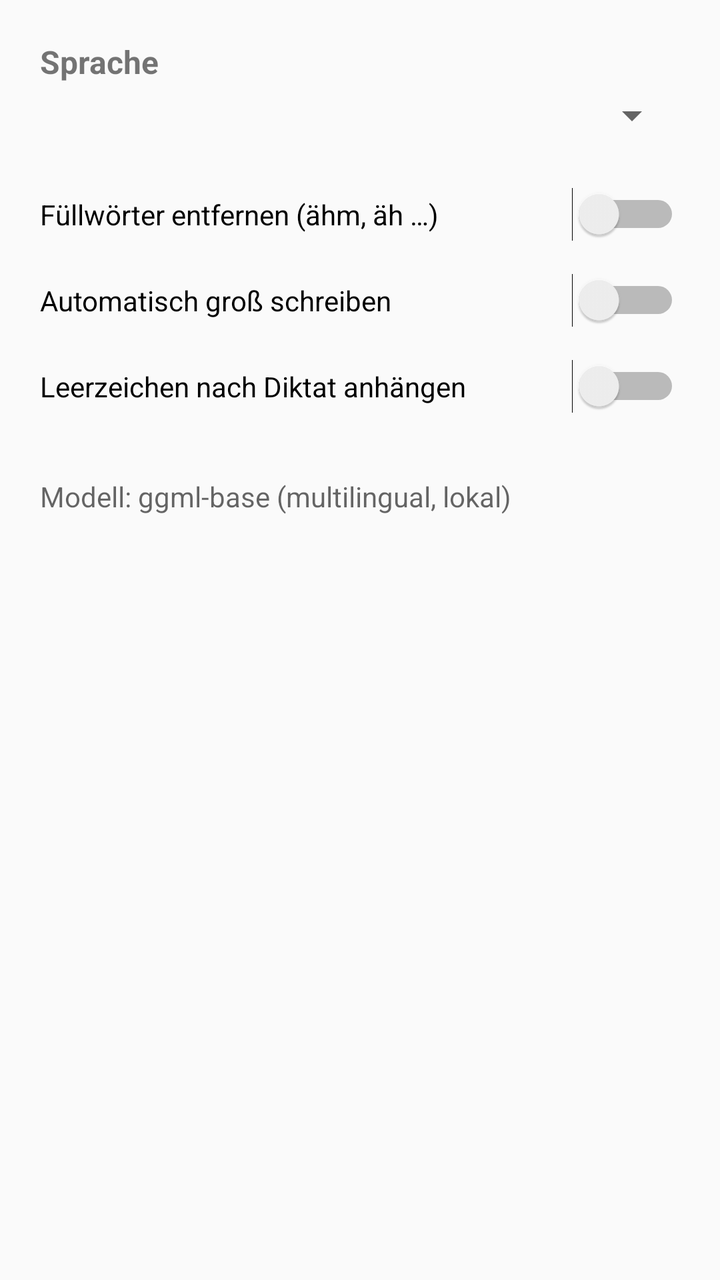
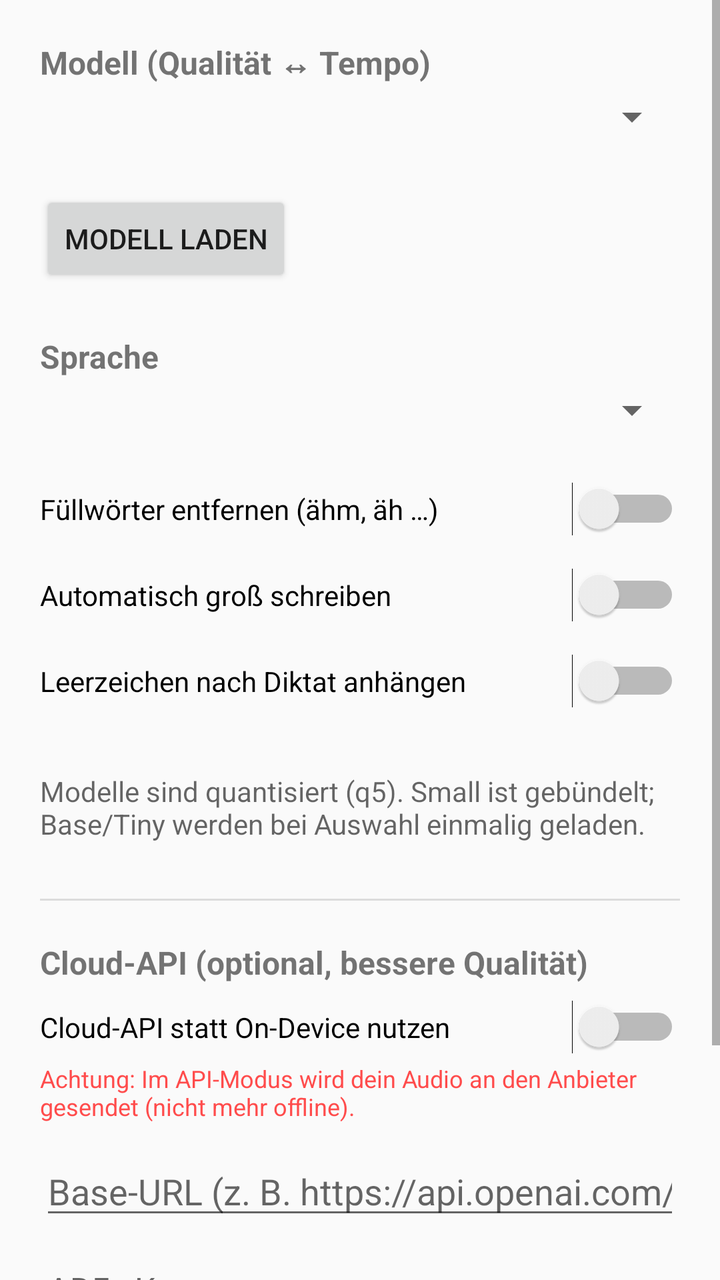

Two renders of the same Android screen: before a commit and after it. Below are the layout's source before the change and the commit's diff.
<!-- AndroidManifest.xml: application theme AppTheme -->
<!-- res/layout/activity_settings.xml -->
<?xml version="1.0" encoding="utf-8"?>
<ScrollView xmlns:android="http://schemas.android.com/apk/res/android"
    android:layout_width="match_parent"
    android:layout_height="match_parent">

    <LinearLayout
        android:layout_width="match_parent"
        android:layout_height="wrap_content"
        android:orientation="vertical"
        android:padding="20dp">

        <TextView
            android:layout_width="wrap_content"
            android:layout_height="wrap_content"
            android:text="@string/pref_language"
            android:textSize="16sp"
            android:textStyle="bold" />

        <Spinner
            android:id="@+id/spinner_language"
            android:layout_width="match_parent"
            android:layout_height="wrap_content"
            android:layout_marginTop="4dp" />

        <Switch
            android:id="@+id/switch_fillers"
            android:layout_width="match_parent"
            android:layout_height="wrap_content"
            android:layout_marginTop="24dp"
            android:text="@string/pref_remove_fillers" />

        <Switch
            android:id="@+id/switch_cap"
            android:layout_width="match_parent"
            android:layout_height="wrap_content"
            android:layout_marginTop="16dp"
            android:text="@string/pref_auto_cap" />

        <Switch
            android:id="@+id/switch_space"
            android:layout_width="match_parent"
            android:layout_height="wrap_content"
            android:layout_marginTop="16dp"
            android:text="@string/pref_trailing_space" />

        <TextView
            android:layout_width="match_parent"
            android:layout_height="wrap_content"
            android:layout_marginTop="32dp"
            android:text="@string/pref_model_info"
            android:textColor="?android:attr/textColorSecondary" />
    </LinearLayout>
</ScrollView>
<!-- resources referenced by this layout -->
<resources>
  <string name="pref_auto_cap">Automatisch groß schreiben</string>
  <string name="pref_language">Sprache</string>
  <string name="pref_model_info">Modell: ggml-base (multilingual, lokal)</string>
  <string name="pref_remove_fillers">Füllwörter entfernen (ähm, äh …)</string>
  <string name="pref_trailing_space">Leerzeichen nach Diktat anhängen</string>
  <style name="AppTheme" parent="@android:style/Theme.Material.Light.DarkActionBar">
          <item name="android:colorPrimary">@color/accent</item>
          <item name="android:colorAccent">@color/accent</item>
      </style>
  <color name="accent">#4C8DFF</color>
</resources>

<!-- the commit's change to res/layout/activity_settings.xml (unified diff, before → after) -->
@@ -12,6 +12,34 @@
         <TextView
             android:layout_width="wrap_content"
             android:layout_height="wrap_content"
+            android:text="@string/pref_model"
+            android:textSize="16sp"
+            android:textStyle="bold" />
+
+        <Spinner
+            android:id="@+id/spinner_model"
+            android:layout_width="match_parent"
+            android:layout_height="wrap_content"
+            android:layout_marginTop="4dp" />
+
+        <TextView
+            android:id="@+id/model_status"
+            android:layout_width="match_parent"
+            android:layout_height="wrap_content"
+            android:layout_marginTop="2dp"
+            android:textColor="?android:attr/textColorSecondary" />
+
+        <Button
+            android:id="@+id/btn_model_download"
+            android:layout_width="wrap_content"
+            android:layout_height="wrap_content"
+            android:layout_marginTop="4dp"
+            android:text="@string/model_download_btn" />
+
+        <TextView
+            android:layout_width="wrap_content"
+            android:layout_height="wrap_content"
+            android:layout_marginTop="24dp"
             android:text="@string/pref_language"
             android:textSize="16sp"
             android:textStyle="bold" />
@@ -49,5 +77,69 @@
             android:layout_marginTop="32dp"
             android:text="@string/pref_model_info"
             android:textColor="?android:attr/textColorSecondary" />
+
+        <View
+            android:layout_width="match_parent"
+            android:layout_height="1dp"
+            android:layout_marginTop="28dp"
+            android:background="?android:attr/listDivider" />
+
+        <TextView
+            android:layout_width="wrap_content"
+            android:layout_height="wrap_content"
+            android:layout_marginTop="20dp"
+            android:text="@string/pref_api_title"
+            android:textSize="16sp"
+            android:textStyle="bold" />
+
+        <Switch
+            android:id="@+id/switch_api"
+            android:layout_width="match_parent"
+            android:layout_height="wrap_content"
+            android:layout_marginTop="8dp"
+            android:text="@string/pref_api_enable" />
+
+        <TextView
+            android:layout_width="match_parent"
+            android:layout_height="wrap_content"
+            android:layout_marginTop="4dp"
+            android:text="@string/pref_api_privacy"
+            android:textColor="@color/recording"
+            android:textSize="12sp" />
+
+        <EditText
+            android:id="@+id/api_url"
+            android:layout_width="match_parent"
+            android:layout_height="wrap_content"
+            android:layout_marginTop="12dp"
+            android:hint="@string/pref_api_url_hint"
+            android:inputType="textUri"
+            android:importantForAutofill="no" />
+
+        <EditText
+            android:id="@+id/api_key"
+            android:layout_width="match_parent"
+            android:layout_height="wrap_content"
+            android:layout_marginTop="8dp"
+            android:hint="@string/pref_api_key_hint"
+            android:inputType="textPassword"
+            android:importantForAutofill="no" />
+
+        <EditText
+            android:id="@+id/api_model"
+            android:layout_width="match_parent"
+            android:layout_height="wrap_content"
+            android:layout_marginTop="8dp"
+            android:hint="@string/pref_api_model_hint"
+            android:inputType="text"
+            android:importantForAutofill="no" />
+
+        <TextView
+            android:layout_width="match_parent"
+            android:layout_height="wrap_content"
+            android:layout_marginTop="6dp"
+            android:text="@string/pref_api_examples"
+            android:textColor="?android:attr/textColorSecondary"
+            android:textSize="12sp" />
     </LinearLayout>
 </ScrollView>
<!-- resource entries referenced after the edit -->
@@ -1,8 +1,18 @@
 <!-- resources referenced by this layout -->
 <resources>
+  <color name="recording">#FF4C4C</color>
+  <string name="model_download_btn">Modell laden</string>
+  <string name="pref_api_enable">Cloud-API statt On-Device nutzen</string>
+  <string name="pref_api_examples">Beispiele: OpenAI whisper-1 oder gpt-4o-transcribe · Groq (Base-URL https://api.groq.com/openai/v1, Modell whisper-large-v3-turbo). Key wird nur lokal gespeichert.</string>
+  <string name="pref_api_key_hint">API-Key</string>
+  <string name="pref_api_model_hint">Modell (z. B. whisper-1)</string>
+  <string name="pref_api_privacy">Achtung: Im API-Modus wird dein Audio an den Anbieter gesendet (nicht mehr offline).</string>
+  <string name="pref_api_title">Cloud-API (optional, bessere Qualität)</string>
+  <string name="pref_api_url_hint">Base-URL (z. B. https://api.openai.com/v1)</string>
   <string name="pref_auto_cap">Automatisch groß schreiben</string>
   <string name="pref_language">Sprache</string>
-  <string name="pref_model_info">Modell: ggml-base (multilingual, lokal)</string>
+  <string name="pref_model">Modell (Qualität ↔ Tempo)</string>
+  <string name="pref_model_info">Modelle sind quantisiert (q5). Small ist gebündelt; Base/Tiny werden bei Auswahl einmalig geladen.</string>
   <string name="pref_remove_fillers">Füllwörter entfernen (ähm, äh …)</string>
   <string name="pref_trailing_space">Leerzeichen nach Diktat anhängen</string>
   <style name="AppTheme" parent="@android:style/Theme.Material.Light.DarkActionBar">
